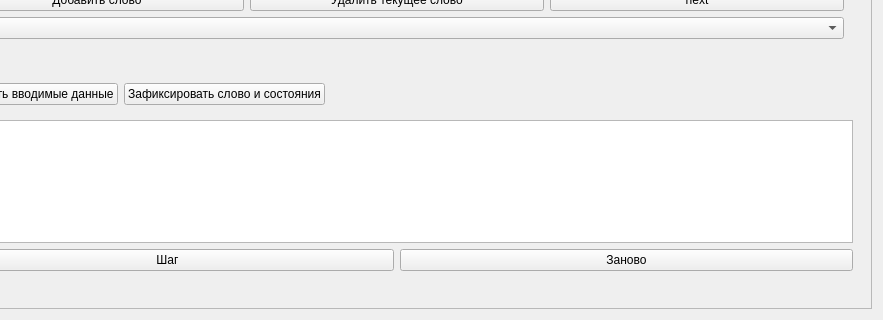
The window that source/gui/sub_widgets/createprojectform.ui (baseoleph/turingmachine) describes before a commit, drawn with Qt 5; both pictures show x 89 to 972 and y 422 to 742 of the 972 by 742 pixel window.
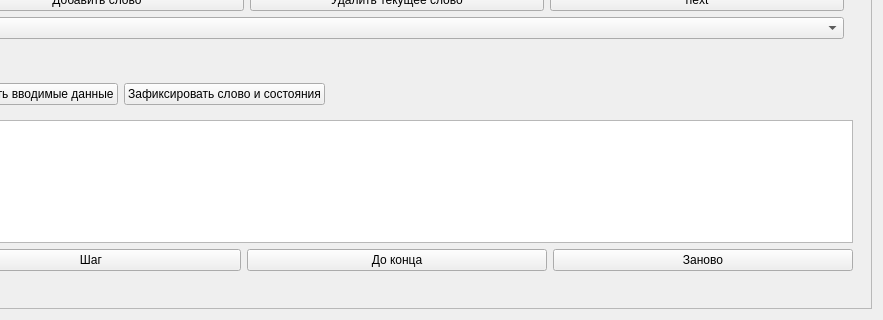
The same window after the commit.

The edit to the form file:
```diff
--- a/source/gui/sub_widgets/createprojectform.ui
+++ b/source/gui/sub_widgets/createprojectform.ui
@@ -497,6 +497,13 @@
                      </property>
                     </widget>
                    </item>
+                   <item>
+                    <widget class="QPushButton" name="pushButton_end">
+                     <property name="text">
+                      <string>До конца</string>
+                     </property>
+                    </widget>
+                   </item>
                    <item>
                     <widget class="QPushButton" name="pushButton_2">
                      <property name="text">
```
